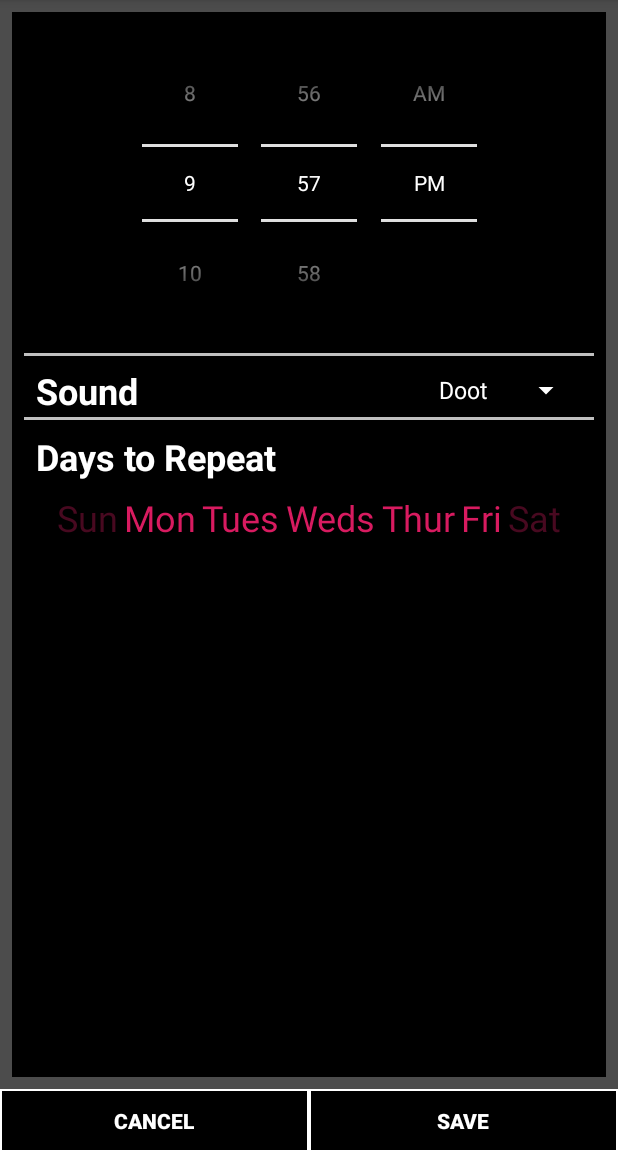
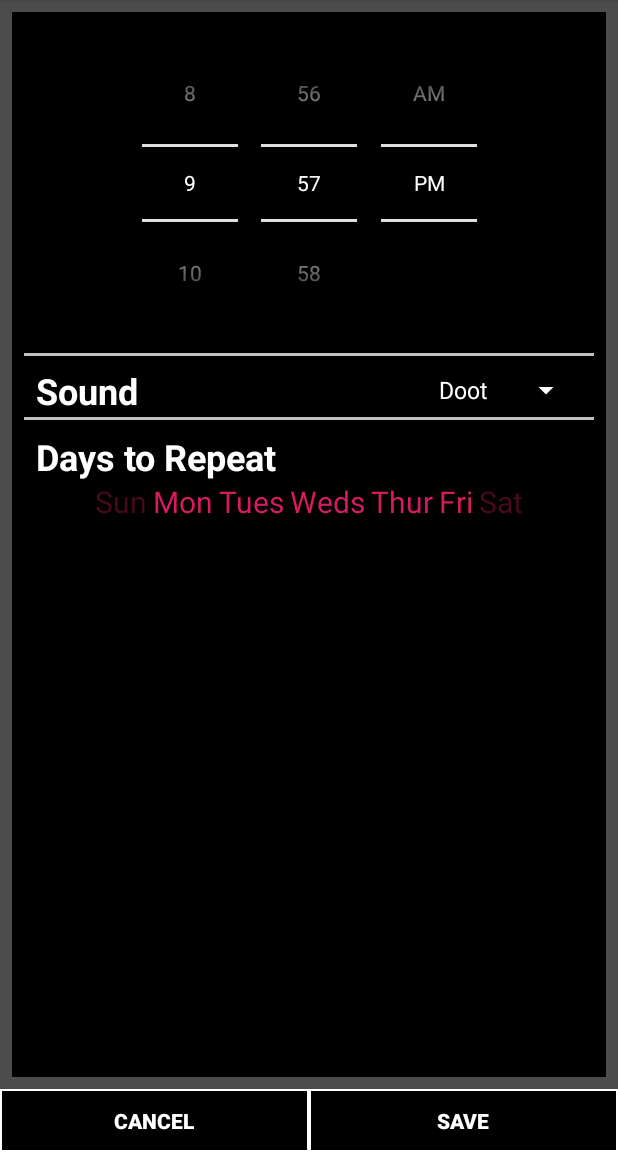
Before and after one commit to topoftheyear/QR-Alarm-Clock, an Android app: the AlarmSettingsActivity screen opened directly, with no data from a screen before it, on a phone screen of 412 x 824 dp, the part 84-1236 px from its top. Run offline under Robolectric (Android 15) with nearby library versions, the phone set to English and light mode, and no system bars.

Commit message:
Fixed layout issue where Days to Repeat got squashed on S7 screen

```diff
--- a/app/src/main/res/layout/activity_alarm_settings.xml
+++ b/app/src/main/res/layout/activity_alarm_settings.xml
@@ -109,7 +109,6 @@
                 android:layout_width="match_parent"
                 android:layout_height="wrap_content"
                 android:gravity="center"
-                android:layout_marginTop="8dp"
                 android:layout_marginStart="16dp"
                 android:layout_marginEnd="16dp"
                 app:layout_constraintStart_toStartOf="parent"
@@ -126,7 +125,7 @@
                     android:layout_height="wrap_content"
                     android:text="Sun"
                     android:textColor="@color/dayNotSelected"
-                    app:layout_constraintStart_toStartOf="parent" android:textSize="24sp"/>
+                    app:layout_constraintStart_toStartOf="parent" android:textSize="20sp"/>
 
             <TextView
                     android:id="@+id/dayMon1"
@@ -139,7 +138,7 @@
                     android:layout_marginStart="4dp"
                     android:text="Mon"
                     android:textColor="@color/daySelected"
-                    app:layout_constraintStart_toEndOf="@+id/daySun" android:textSize="24sp"/>
+                    app:layout_constraintStart_toEndOf="@+id/daySun" android:textSize="20sp"/>
 
             <TextView
                     android:id="@+id/dayTues2"
@@ -151,7 +150,7 @@
                     android:layout_alignParentBottom="true"
                     android:layout_marginStart="4dp"
                     android:text="Tues"
-                    android:textColor="@color/daySelected" android:textSize="24sp"/>
+                    android:textColor="@color/daySelected" android:textSize="20sp"/>
 
             <TextView
                     android:id="@+id/dayWeds3"
@@ -163,7 +162,7 @@
                     android:layout_alignParentBottom="true"
                     android:layout_marginStart="4dp"
                     android:text="Weds"
-                    android:textColor="@color/daySelected" android:textSize="24sp"/>
+                    android:textColor="@color/daySelected" android:textSize="20sp"/>
 
             <TextView
                     android:id="@+id/dayThur4"
@@ -175,7 +174,7 @@
                     android:layout_alignParentBottom="true"
                     android:layout_marginStart="4dp"
                     android:text="Thur"
-                    android:textColor="@color/daySelected" android:textSize="24sp"/>
+                    android:textColor="@color/daySelected" android:textSize="20sp"/>
 
             <TextView
                     android:id="@+id/dayFri5"
@@ -187,7 +186,7 @@
                     android:layout_alignParentBottom="true"
                     android:layout_marginStart="4dp"
                     android:text="Fri"
-                    android:textColor="@color/daySelected" android:textSize="24sp"/>
+                    android:textColor="@color/daySelected" android:textSize="20sp"/>
 
             <TextView
                     android:id="@+id/daySat6"
@@ -200,7 +199,7 @@
                     android:layout_marginStart="4dp"
                     android:text="Sat"
                     android:textColor="@color/dayNotSelected"
-                    android:textSize="24sp"/>
+                    android:textSize="20sp"/>
         </LinearLayout>
 
     </android.support.constraint.ConstraintLayout>
```
